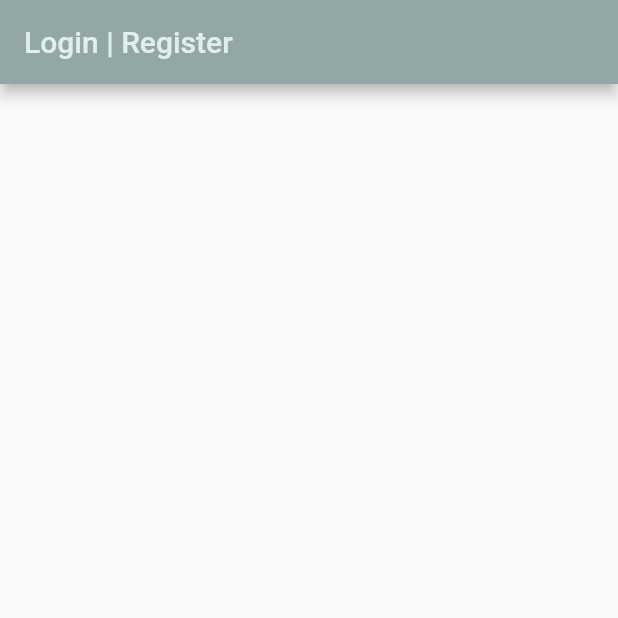
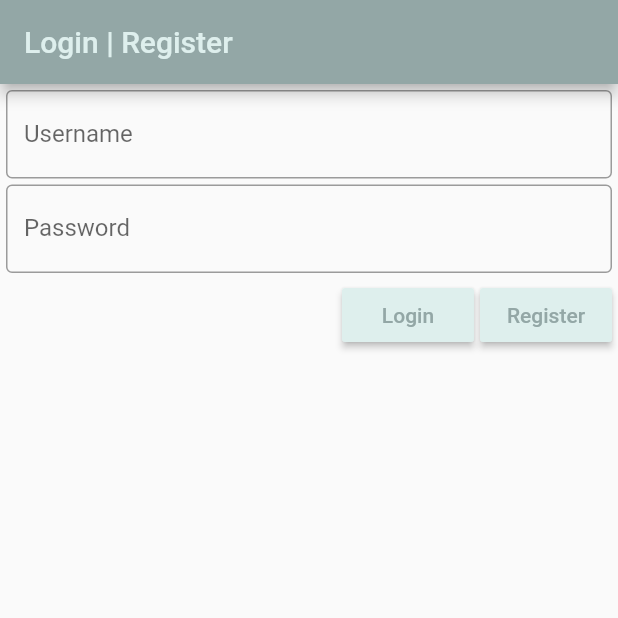
Before and after one commit to jwjbadger/Birb-Check, a Flutter app: the screen it shows after launch, on a phone screen of 412 x 824 dp, the top half of it. Run offline on Flutter 3.47's test engine with Material 2 defaults, Android fonts, the phone set to English and light mode, and no system bars; our stand-ins replace shared_preferences.

Commit message:
Add login and register to UI (DOESN'T WORK)

```diff
--- a/birb_check_flutter/lib/Services/UserService.dart
+++ b/birb_check_flutter/lib/Services/UserService.dart
@@ -2,7 +2,7 @@ import 'dart:convert';
 import 'package:http/http.dart' as http;
 import 'package:shared_preferences/shared_preferences.dart';
 
-class userService {
+class UserService {
   final String rootUrl = "http://10.3.7.175:4000/users";
 
   final Map<String, String> dataHeaders = {"content-type": "application/json"};
--- a/birb_check_flutter/lib/Widgets/Login.dart
+++ b/birb_check_flutter/lib/Widgets/Login.dart
@@ -1,3 +1,4 @@
+import 'package:birb_check_flutter/Services/UserService.dart';
 import 'package:flutter/material.dart';
 
 class Login extends StatefulWidget {
@@ -6,6 +7,11 @@ class Login extends StatefulWidget {
 }
 
 class _LoginState extends State<Login> {
+  final UserService _userService = new UserService();
+
+  final _username = TextEditingController();
+  final _password = TextEditingController();
+
   @override
   Widget build(BuildContext context) {
     return Scaffold(
@@ -15,6 +21,61 @@ class _LoginState extends State<Login> {
           style: TextStyle(color: Theme.of(context).accentColor),
         ),
       ),
+      body: Column(
+        children: [
+          Padding(
+            padding: const EdgeInsets.only(top: 4, left: 4, right: 4),
+            child: TextField(
+              decoration: InputDecoration(
+                border: OutlineInputBorder(),
+                labelText: 'Username',
+              ),
+              controller: _username,
+            ),
+          ),
+          Padding(
+            padding: const EdgeInsets.only(top: 4, left: 4, right: 4),
+            child: TextField(
+              decoration: InputDecoration(
+                border: OutlineInputBorder(),
+                labelText: 'Password',
+              ),
+              obscureText: true,
+              controller: _password,
+            ),
+          ),
+          Padding(
+            padding: const EdgeInsets.only(top: 4),
+            child: Row(
+              mainAxisAlignment: MainAxisAlignment.end,
+              children: [
+                Padding(
+                  padding: const EdgeInsets.only(right: 4),
+                  child: RaisedButton(
+                    child: Text(
+                      'Login',
+                      style: TextStyle(color: Theme.of(context).primaryColor),
+                    ),
+                    color: Theme.of(context).accentColor,
+                    onPressed: () {},
+                  ),
+                ),
+                Padding(
+                  padding: const EdgeInsets.only(right: 4),
+                  child: RaisedButton(
+                    child: Text(
+                      'Register',
+                      style: TextStyle(color: Theme.of(context).primaryColor),
+                    ),
+                    color: Theme.of(context).accentColor,
+                    onPressed: () {},
+                  ),
+                )
+              ],
+            ),
+          )
+        ],
+      ),
     );
   }
 }
```
